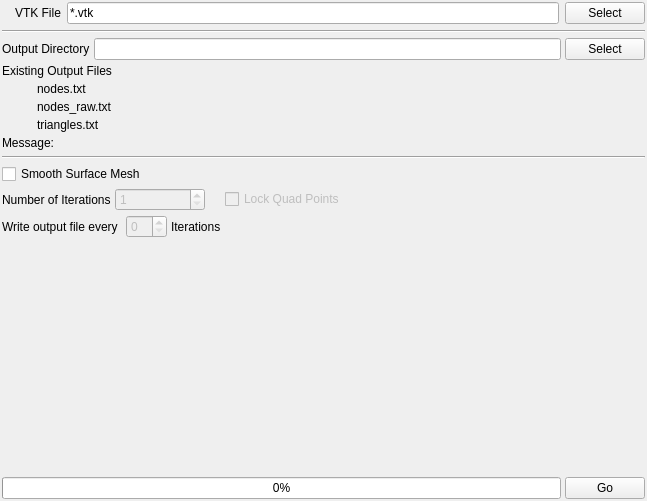
Above: Source/AIM/GUI/UI_Files/SurfaceMeshingWidget.ui from BlueQuartzSoftware/DREAM3D before the change. Below: the same form after it.
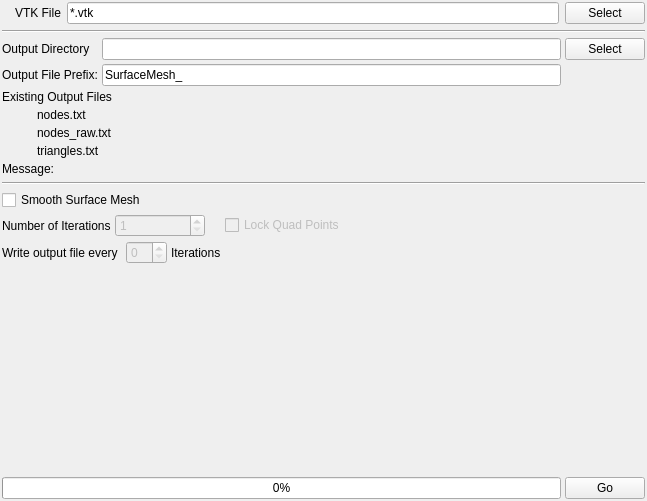
That is the form after the change. Icons and pictures are not drawn.

```diff
--- a/Source/AIM/GUI/UI_Files/SurfaceMeshingWidget.ui
+++ b/Source/AIM/GUI/UI_Files/SurfaceMeshingWidget.ui
@@ -90,6 +90,20 @@
        </property>
       </widget>
      </item>
+     <item row="1" column="0">
+      <widget class="QLabel" name="label">
+       <property name="text">
+        <string>Output File Prefix:</string>
+       </property>
+      </widget>
+     </item>
+     <item row="1" column="1">
+      <widget class="QLineEdit" name="outputFilePrefix">
+       <property name="text">
+        <string>SurfaceMesh_</string>
+       </property>
+      </widget>
+     </item>
     </layout>
    </item>
    <item>
```
